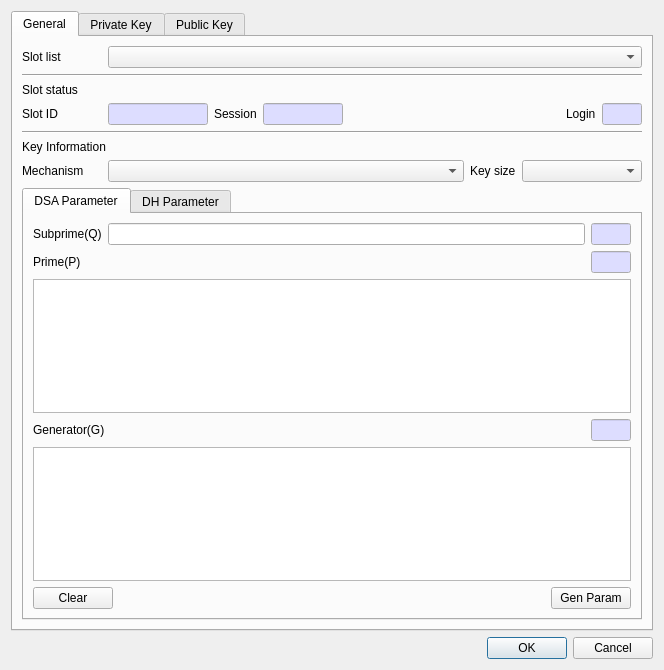
Before: the Qt Designer form CryptokiMan/gen_key_pair_dlg.ui in jykim74/CryptokiMan, drawn with Qt 5.
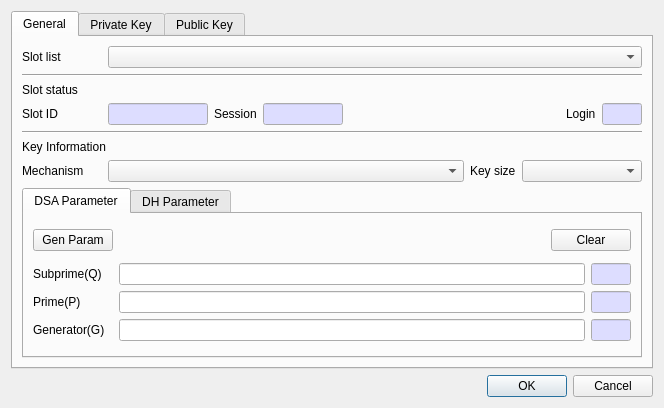
After: the same form once the commit is applied. The open tabs and pages were chosen to show the change.

The edit to the form file:
```diff
--- a/CryptokiMan/gen_key_pair_dlg.ui
+++ b/CryptokiMan/gen_key_pair_dlg.ui
@@ -7,7 +7,7 @@
     <x>0</x>
     <y>0</y>
     <width>664</width>
-    <height>670</height>
+    <height>408</height>
    </rect>
   </property>
   <property name="windowTitle">
@@ -350,6 +350,102 @@
           <layout class="QVBoxLayout" name="verticalLayout_5">
            <item>
             <layout class="QGridLayout" name="gridLayout_8">
+             <property name="topMargin">
+              <number>0</number>
+             </property>
+             <item row="0" column="0">
+              <widget class="QPushButton" name="mDSAGenParamBtn">
+               <property name="text">
+                <string>Gen Param</string>
+               </property>
+              </widget>
+             </item>
+             <item row="0" column="2">
+              <widget class="QPushButton" name="mDSAClearParamBtn">
+               <property name="text">
+                <string>Clear</string>
+               </property>
+              </widget>
+             </item>
+             <item row="0" column="1">
+              <spacer name="horizontalSpacer_5">
+               <property name="orientation">
+                <enum>Qt::Horizontal</enum>
+               </property>
+               <property name="sizeHint" stdset="0">
+                <size>
+                 <width>40</width>
+                 <height>20</height>
+                </size>
+               </property>
+              </spacer>
+             </item>
+            </layout>
+           </item>
+           <item>
+            <layout class="QGridLayout" name="gridLayout_13">
+             <property name="topMargin">
+              <number>0</number>
+             </property>
+             <item row="1" column="1">
+              <widget class="QLineEdit" name="mDSA_PText"/>
+             </item>
+             <item row="0" column="2">
+              <widget class="QLineEdit" name="mDSA_QLenText">
+               <property name="minimumSize">
+                <size>
+                 <width>40</width>
+                 <height>0</height>
+                </size>
+               </property>
+               <property name="maximumSize">
+                <size>
+                 <width>40</width>
+                 <height>16777215</height>
+                </size>
+               </property>
+               <property name="palette">
+                <palette>
+                 <active>
+                  <colorrole role="Base">
+                   <brush brushstyle="SolidPattern">
+                    <color alpha="255">
+                     <red>221</red>
+                     <green>221</green>
+                     <blue>255</blue>
+                    </color>
+                   </brush>
+                  </colorrole>
+                 </active>
+                 <inactive>
+                  <colorrole role="Base">
+                   <brush brushstyle="SolidPattern">
+                    <color alpha="255">
+                     <red>221</red>
+                     <green>221</green>
+                     <blue>255</blue>
+                    </color>
+                   </brush>
+                  </colorrole>
+                 </inactive>
+                 <disabled>
+                  <colorrole role="Base">
+                   <brush brushstyle="SolidPattern">
+                    <color alpha="255">
+                     <red>240</red>
+                     <green>240</green>
+                     <blue>240</blue>
+                    </color>
+                   </brush>
+                  </colorrole>
+                 </disabled>
+                </palette>
+               </property>
+               <property name="readOnly">
+                <bool>true</bool>
+               </property>
+              </widget>
+             </item>
              <item row="0" column="1">
               <widget class="QLineEdit" name="mDSA_QText">
                <property name="palette">
@@ -394,8 +490,8 @@
                </property>
               </widget>
              </item>
-             <item row="0" column="2">
-              <widget class="QLineEdit" name="mDSA_QLenText">
+             <item row="1" column="2">
+              <widget class="QLineEdit" name="mDSA_PLenText">
                <property name="minimumSize">
                 <size>
                  <width>40</width>
@@ -452,295 +548,89 @@
              </item>
              <item row="0" column="0">
               <widget class="QLabel" name="label_18">
+               <property name="minimumSize">
+                <size>
+                 <width>80</width>
+                 <height>0</height>
+                </size>
+               </property>
                <property name="text">
                 <string>Subprime(Q)</string>
                </property>
               </widget>
              </item>
-            </layout>
-           </item>
-           <item>
-            <layout class="QGridLayout" name="gridLayout_10">
-             <item row="0" column="0">
+             <item row="1" column="0">
               <widget class="QLabel" name="label_19">
                <property name="text">
                 <string>Prime(P)</string>
                </property>
               </widget>
              </item>
-             <item row="0" column="2">
-              <widget class="QLineEdit" name="mDSA_PLenText">
-               <property name="minimumSize">
-                <size>
-                 <width>40</width>
-                 <height>0</height>
-                </size>
-               </property>
-               <property name="maximumSize">
-                <size>
-                 <width>40</width>
-                 <height>16777215</height>
-                </size>
-               </property>
-               <property name="palette">
-                <palette>
-                 <active>
-                  <colorrole role="Base">
-                   <brush brushstyle="SolidPattern">
-                    <color alpha="255">
-                     <red>221</red>
-                     <green>221</green>
-                     <blue>255</blue>
-                    </color>
-                   </brush>
-                  </colorrole>
-                 </active>
-                 <inactive>
-                  <colorrole role="Base">
-                   <brush brushstyle="SolidPattern">
-                    <color alpha="255">
-                     <red>221</red>
-                     <green>221</green>
-                     <blue>255</blue>
-                    </color>
-                   </brush>
-                  </colorrole>
-                 </inactive>
-                 <disabled>
-                  <colorrole role="Base">
-                   <brush brushstyle="SolidPattern">
-                    <color alpha="255">
-                     <red>240</red>
-                     <green>240</green>
-                     <blue>240</blue>
-                    </color>
-                   </brush>
-                  </colorrole>
-                 </disabled>
-                </palette>
-               </property>
-               <property name="readOnly">
-                <bool>true</bool>
-               </property>
-              </widget>
-             </item>
-             <item row="0" column="1">
-              <spacer name="horizontalSpacer">
-               <property name="orientation">
-                <enum>Qt::Horizontal</enum>
-               </property>
-               <property name="sizeHint" stdset="0">
-                <size>
-                 <width>40</width>
-                 <height>20</height>
-                </size>
-               </property>
-              </spacer>
-             </item>
-            </layout>
-           </item>
-           <item>
-            <widget class="QPlainTextEdit" name="mDSA_PText">
-             <property name="palette">
-              <palette>
-               <active>
-                <colorrole role="Base">
-                 <brush brushstyle="SolidPattern">
-                  <color alpha="255">
-                   <red>255</red>
-                   <green>255</green>
-                   <blue>255</blue>
-                  </color>
-                 </brush>
-                </colorrole>
-               </active>
-               <inactive>
-                <colorrole role="Base">
-                 <brush brushstyle="SolidPattern">
-                  <color alpha="255">
-                   <red>255</red>
-                   <green>255</green>
-                   <blue>255</blue>
-                  </color>
-                 </brush>
-                </colorrole>
-               </inactive>
-               <disabled>
-                <colorrole role="Base">
-                 <brush brushstyle="SolidPattern">
-                  <color alpha="255">
-                   <red>240</red>
-                   <green>240</green>
-                   <blue>240</blue>
-                  </color>
-                 </brush>
-                </colorrole>
-               </disabled>
-              </palette>
-             </property>
-             <property name="readOnly">
-              <bool>false</bool>
-             </property>
-            </widget>
-           </item>
-           <item>
-            <layout class="QGridLayout" name="gridLayout_11">
-             <property name="topMargin">
-              <number>0</number>
-             </property>
-             <item row="0" column="2">
-              <widget class="QLineEdit" name="mDSA_GLenText">
-               <property name="minimumSize">
-                <size>
-                 <width>40</width>
-                 <height>0</height>
-                </size>
-               </property>
-               <property name="maximumSize">
-                <size>
-                 <width>40</width>
-                 <height>16777215</height>
-                </size>
-               </property>
-               <property name="palette">
-                <palette>
-                 <active>
-                  <colorrole role="Base">
-                   <brush brushstyle="SolidPattern">
-                    <color alpha="255">
-                     <red>221</red>
-                     <green>221</green>
-                     <blue>255</blue>
-                    </color>
-                   </brush>
-                  </colorrole>
-                 </active>
-                 <inactive>
-                  <colorrole role="Base">
-                   <brush brushstyle="SolidPattern">
-                    <color alpha="255">
-                     <red>221</red>
-                     <green>221</green>
-                     <blue>255</blue>
-                    </color>
-                   </brush>
-                  </colorrole>
-                 </inactive>
-                 <disabled>
-                  <colorrole role="Base">
-                   <brush brushstyle="SolidPattern">
-                    <color alpha="255">
-                     <red>240</red>
-                     <green>240</green>
-                     <blue>240</blue>
-                    </color>
-                   </brush>
-                  </colorrole>
-                 </disabled>
-                </palette>
-               </property>
-               <property name="readOnly">
-                <bool>true</bool>
-               </property>
-              </widget>
-             </item>
-             <item row="0" column="0">
+             <item row="2" column="0">
               <widget class="QLabel" name="label_20">
                <property name="text">
                 <string>Generator(G)</string>
                </property>
               </widget>
              </item>
-             <item row="0" column="1">
-              <spacer name="horizontalSpacer_4">
-               <property name="orientation">
-                <enum>Qt::Horizontal</enum>
-               </property>
-               <property name="sizeHint" stdset="0">
+             <item row="2" column="1">
+              <widget class="QLineEdit" name="mDSA_GText"/>
+             </item>
+             <item row="2" column="2">
+              <widget class="QLineEdit" name="mDSA_GLenText">
+               <property name="minimumSize">
                 <size>
                  <width>40</width>
-                 <height>20</height>
+                 <height>0</height>
                 </size>
                </property>
-              </spacer>
-             </item>
-            </layout>
-           </item>
-           <item>
-            <widget class="QPlainTextEdit" name="mDSA_GText">
-             <property name="palette">
-              <palette>
-               <active>
-                <colorrole role="Base">
-                 <brush brushstyle="SolidPattern">
-                  <color alpha="255">
-                   <red>255</red>
-                   <green>255</green>
-                   <blue>255</blue>
-                  </color>
-                 </brush>
-                </colorrole>
-               </active>
-               <inactive>
-                <colorrole role="Base">
-                 <brush brushstyle="SolidPattern">
-                  <color alpha="255">
-                   <red>255</red>
-                   <green>255</green>
-                   <blue>255</blue>
-                  </color>
-                 </brush>
-                </colorrole>
-               </inactive>
-               <disabled>
-                <colorrole role="Base">
-                 <brush brushstyle="SolidPattern">
-                  <color alpha="255">
-                   <red>240</red>
-                   <green>240</green>
-                   <blue>240</blue>
-                  </color>
-                 </brush>
-                </colorrole>
-               </disabled>
-              </palette>
-             </property>
-             <property name="readOnly">
-              <bool>false</bool>
-             </property>
-            </widget>
-           </item>
-           <item>
-            <layout class="QGridLayout" name="gridLayout_12">
-             <property name="topMargin">
-              <number>0</number>
-             </property>
-             <item row="0" column="2">
-              <widget class="QPushButton" name="mDSAGenParamBtn">
-               <property name="text">
-                <string>Gen Param</string>
-               </property>
-              </widget>
-             </item>
-             <item row="0" column="0">
-              <widget class="QPushButton" name="mDSAClearParamBtn">
-               <property name="text">
-                <string>Clear</string>
-               </property>
-              </widget>
-             </item>
-             <item row="0" column="1">
-              <spacer name="horizontalSpacer_5">
-               <property name="orientation">
-                <enum>Qt::Horizontal</enum>
-               </property>
-               <property name="sizeHint" stdset="0">
+               <property name="maximumSize">
                 <size>
                  <width>40</width>
-                 <height>20</height>
+                 <height>16777215</height>
                 </size>
                </property>
-              </spacer>
+               <property name="palette">
+                <palette>
+                 <active>
+                  <colorrole role="Base">
+                   <brush brushstyle="SolidPattern">
+                    <color alpha="255">
+                     <red>221</red>
+                     <green>221</green>
+                     <blue>255</blue>
+                    </color>
+                   </brush>
+                  </colorrole>
+                 </active>
+                 <inactive>
+                  <colorrole role="Base">
+                   <brush brushstyle="SolidPattern">
+                    <color alpha="255">
+                     <red>221</red>
+                     <green>221</green>
+                     <blue>255</blue>
+                    </color>
+                   </brush>
+                  </colorrole>
+                 </inactive>
+                 <disabled>
+                  <colorrole role="Base">
+                   <brush brushstyle="SolidPattern">
+                    <color alpha="255">
+                     <red>240</red>
+                     <green>240</green>
+                     <blue>240</blue>
+                    </color>
+                   </brush>
+                  </colorrole>
+                 </disabled>
+                </palette>
+               </property>
+               <property name="readOnly">
+                <bool>true</bool>
+               </property>
+              </widget>
              </item>
             </layout>
            </item>
```
Left out of the diff: 58 changed lines with no effect on the pictures.
